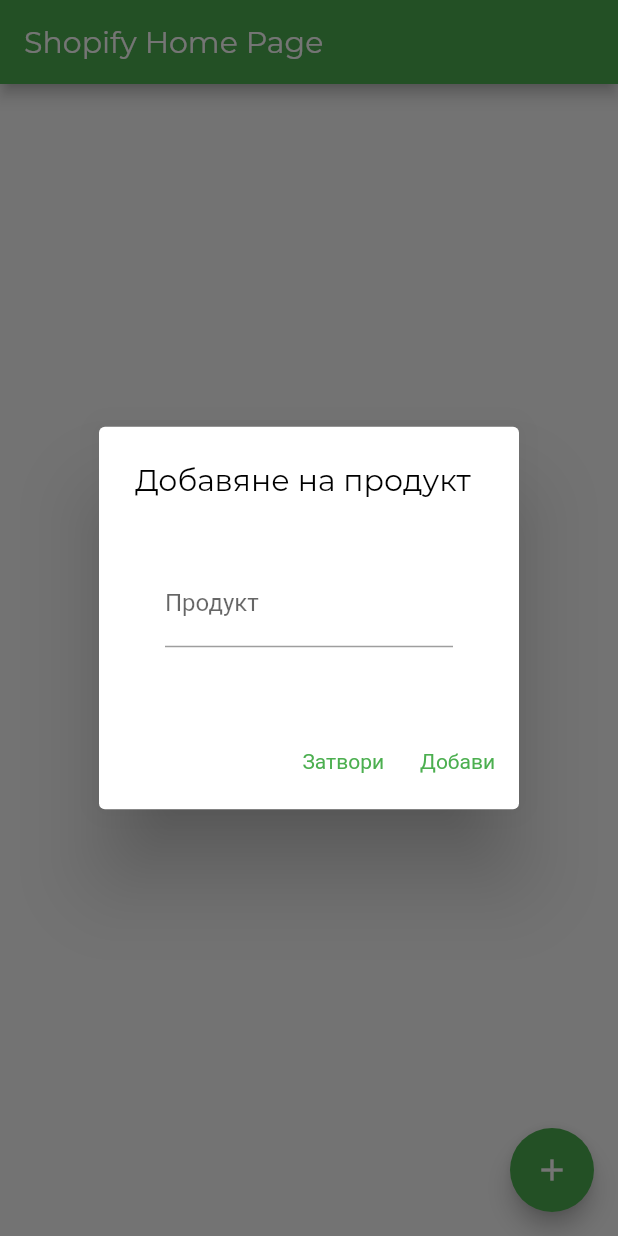
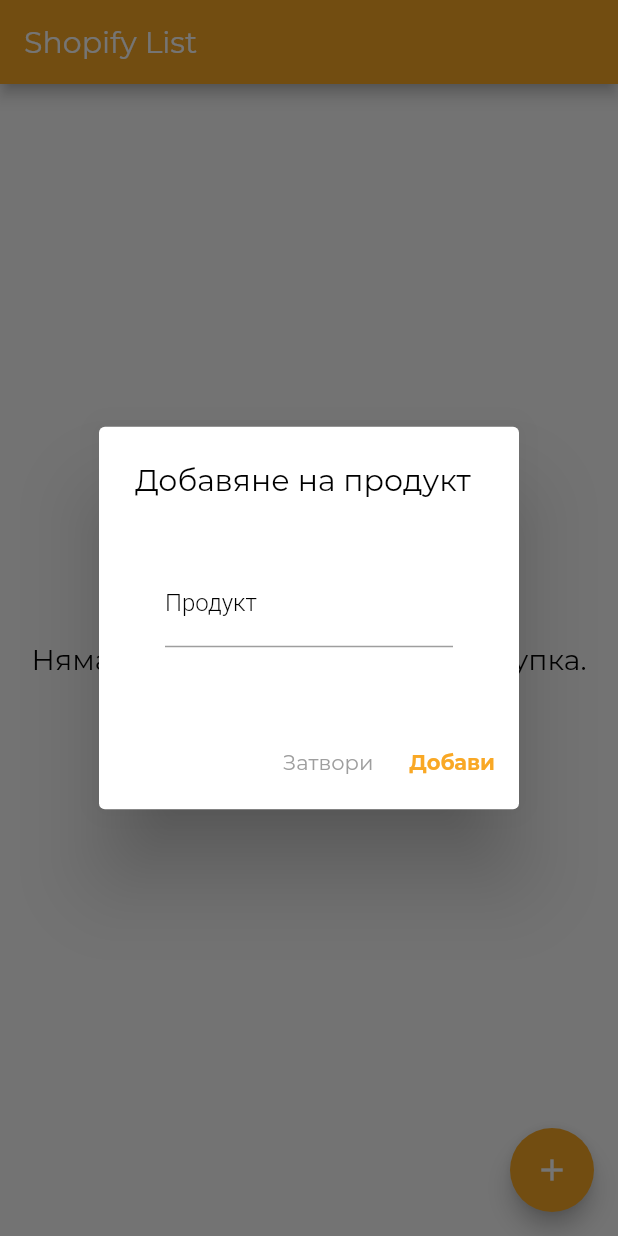
Before and after one commit to AJMitev/Shoppify, a Flutter app: the screen it shows after launch, after a tap on the "add" icon, on a phone screen of 412 x 824 dp. Run offline on Flutter 3.47's test engine with Material 2 defaults, Android fonts, the phone set to English and light mode, and no system bars; our stand-ins replace flutter_dotenv, supabase; accounts and stored records are empty.

Commit message:
Update styles, project icon and some improvements

```diff
--- a/lib/app.dart
+++ b/lib/app.dart
@@ -1,6 +1,6 @@
 import 'package:flutter/material.dart';
 import 'package:shoppify/items_list.dart';
-import 'styles.dart';
+import 'constants/styles.dart';
 
 class App extends StatelessWidget {
   // This widget is the root of your application.
@@ -9,11 +9,12 @@ class App extends StatelessWidget {
     return MaterialApp(
       title: 'Shopify',
       theme: ThemeData(
-          primarySwatch: Colors.green,
+          buttonColor: Styles.primaryColor,
+          primaryColor: Styles.primaryColor,
           appBarTheme: AppBarTheme(
               textTheme: TextTheme(headline6: Styles.AppBarTextStype)),
           textTheme: TextTheme(headline6: Styles.TitleTextStype)),
-      home: ItemsListPage(title: 'Shopify Home Page'),
+      home: ItemsListPage(title: 'Shopify List'),
     );
   }
 }
--- /dev/null
+++ b/lib/constants/styles.dart
@@ -0,0 +1,72 @@
+import 'package:flutter/material.dart';
+
+class Styles {
+  static const String FontName = 'Montserrat';
+  static const double LargeTextSize = 26.0;
+  static const double MediumTextSize = 20.0;
+  static const double BodyTextSize = 16.0;
+
+  static const TextStyle AppBarTextStype = TextStyle(
+      fontFamily: FontName,
+      fontWeight: FontWeight.w300,
+      fontSize: MediumTextSize,
+      color: Colors.white);
+
+  static const TextStyle TitleTextStype = TextStyle(
+      fontFamily: FontName,
+      fontWeight: FontWeight.w300,
+      fontSize: MediumTextSize,
+      color: Colors.black);
+
+  static const TextStyle NoItemsTitleTextStype = TextStyle(
+      fontFamily: FontName,
+      fontWeight: FontWeight.w300,
+      fontSize: 19.0,
+      fontStyle: FontStyle.normal,
+      color: Colors.black);
+
+  static const TextStyle BoughtItemTextStyle = TextStyle(
+      fontFamily: FontName,
+      fontWeight: FontWeight.w200,
+      fontStyle: FontStyle.italic,
+      fontSize: MediumTextSize,
+      color: Colors.black,
+      decoration: TextDecoration.lineThrough);
+
+  static const TextStyle ItemTextStyle = TextStyle(
+      fontFamily: FontName,
+      fontWeight: FontWeight.w300,
+      fontSize: MediumTextSize,
+      color: Colors.black,
+      decoration: TextDecoration.none);
+
+  static final TextStyle primaryButtonTextStyle = TextStyle(
+    fontFamily: FontName,
+    fontWeight: FontWeight.bold,
+    color: Colors.yellow.shade800,
+  );
+
+  static final TextStyle cancelButtonTextStyle = TextStyle(
+    fontFamily: FontName,
+    fontWeight: FontWeight.normal,
+    color: Colors.grey,
+  );
+
+  static const TextStyle InputHintTextStyle = TextStyle(
+      color: Colors.grey,
+      fontStyle: FontStyle.italic,
+      fontWeight: FontWeight.w100);
+
+  static const TextStyle InputLabelTextStyle = TextStyle(
+      color: Colors.black,
+      fontStyle: FontStyle.normal,
+      fontWeight: FontWeight.w300);
+
+  static final primaryColor = Colors.yellow.shade800;
+
+  static final cancelButton = TextButton.styleFrom(
+      primary: Colors.grey, textStyle: cancelButtonTextStyle);
+
+  static final primaryButton = TextButton.styleFrom(
+      primary: primaryColor, textStyle: primaryButtonTextStyle);
+}
--- a/lib/items_list.dart
+++ b/lib/items_list.dart
@@ -1,7 +1,6 @@
 import 'package:flutter/material.dart';
 import 'package:shoppify/models/item.dart';
-import 'package:uuid/uuid.dart';
-import 'styles.dart';
+import 'constants/styles.dart';
 
 class ItemsListPage extends StatefulWidget {
   ItemsListPage({Key? key, required this.title}) : super(key: key);
@@ -31,14 +30,23 @@ class _ItemsListPageState extends State<ItemsListPage> {
       body: _buildBody(),
       floatingActionButton: FloatingActionButton(
         onPressed: _addItem,
-        child: Icon(Icons.add),
+        backgroundColor: Styles.primaryColor,
+        child: Icon(
+          Icons.add,
+          color: Colors.white,
+        ),
       ),
     );
   }
 
   Widget _buildBody() {
     if (this._items.length == 0) {
-      return Center(child: const Text('Няма добавени продукти за покупка.'));
+      return Center(
+          child: const Text(
+        'Няма добавени продукти за покупка.',
+        textAlign: TextAlign.center,
+        style: Styles.NoItemsTitleTextStype,
+      ));
     }
 
     return RefreshIndicator(
@@ -86,7 +94,7 @@ class _ItemsListPageState extends State<ItemsListPage> {
         tileColor: Colors.grey.shade100,
         leading: Icon(
           item.isBought ? Icons.check_box : Icons.check_box_outline_blank,
-          color: item.isBought ? Colors.green.shade300 : null,
+          color: item.isBought ? Styles.primaryColor : null,
         ),
         onTap: () => _changeItemBoughtStatus(item));
   }
@@ -108,9 +116,11 @@ class _ItemsListPageState extends State<ItemsListPage> {
   }
 
   _removeItem(String itemId, int index) async {
+    setState(() {
       this._items.removeAt(index);
+    });
+
     await Item.remove(itemId);
-    // this._loadItems();
   }
 
   _addItem() {
@@ -118,27 +128,45 @@ class _ItemsListPageState extends State<ItemsListPage> {
         context: context,
         builder: (context) => new AlertDialog(
               title: const Text('Добавяне на продукт'),
-              content: new Column(
+              content: _buildAddItemContent(),
+              actions: _buildCreateDialogButtons(),
+            ));
+  }
+
+  Widget _buildAddItemContent() {
+    return new Column(
       mainAxisSize: MainAxisSize.min,
       crossAxisAlignment: CrossAxisAlignment.start,
       children: <Widget>[
         Padding(
           padding: EdgeInsets.all(20),
           child: TextField(
+              keyboardType: TextInputType.text,
+              cursorColor: Styles.primaryColor,
               controller: this._itemAddController,
-                      decoration: InputDecoration(
-                        border: UnderlineInputBorder(),
-                        labelText: 'Продукт',
-                      ),
-                    ),
+              decoration: _buildInputDecorator()),
         )
       ],
+    );
+  }
+
+  InputDecoration _buildInputDecorator() {
+    return InputDecoration(
+        hintText: 'Чушки',
+        hintStyle: Styles.InputHintTextStyle,
+        labelText: 'Продукт',
+        labelStyle: Styles.InputLabelTextStyle,
+        focusedBorder: OutlineInputBorder(
+          borderSide: BorderSide(color: Styles.primaryColor, width: 1.0),
         ),
-              actions: <Widget>[
+        hoverColor: Styles.primaryColor);
+  }
+
+  List<Widget> _buildCreateDialogButtons() {
+    return <Widget>[
       _buildButton('Затвори', _closeDialog, Styles.cancelButton),
       _buildButton('Добави', _addNewItemToBuy, Styles.primaryButton)
-              ],
-            ));
+    ];
   }
 
   _addNewItemToBuy() async {
@@ -146,7 +174,10 @@ class _ItemsListPageState extends State<ItemsListPage> {
       return;
     }
 
-    final itemName = this._itemAddController.text;
+    String itemName = this._itemAddController.text;
+    var firstChar = itemName[0];
+    itemName = itemName.replaceFirst(firstChar, firstChar.toUpperCase());
+
     if (this
             ._items
             .where((element) =>
@@ -160,9 +191,11 @@ class _ItemsListPageState extends State<ItemsListPage> {
     this._itemAddController.text = "";
     final createdItem = Item(itemName);
 
+    this._items.add(createdItem);
     this._changeItemPositionToEdge(createdItem);
 
     await Item.addNew(createdItem);
+
     Navigator.of(context).pop();
   }
 
@@ -195,9 +228,6 @@ class _ItemsListPageState extends State<ItemsListPage> {
 
   _changeItemPositionToEdge(Item item) {
     setState(() {
-      int lastIndex = this._items.length - 1;
-      this._items.remove(item);
-      this._items.insert(lastIndex, item);
       this._items.sort();
     });
   }
--- a/lib/models/item.dart
+++ b/lib/models/item.dart
@@ -1,8 +1,6 @@
-import 'dart:developer';
-
 import 'package:supabase/supabase.dart';
 import 'package:uuid/uuid.dart';
-import '../database.dart';
+import 'database.dart';
 
 class Item implements Comparable<Item> {
   String id = Uuid().v4();
--- a/lib/styles.dart
+++ /dev/null
@@ -1,40 +0,0 @@
-import 'package:flutter/material.dart';
-
-class Styles {
-  static const String FontName = 'Montserrat';
-  static const double LargeTextSize = 26.0;
-  static const double MediumTextSize = 20.0;
-  static const double BodyTextSize = 16.0;
-
-  static const TextStyle AppBarTextStype = TextStyle(
-      fontFamily: FontName,
-      fontWeight: FontWeight.w300,
-      fontSize: MediumTextSize,
-      color: Colors.white);
-
-  static const TextStyle TitleTextStype = TextStyle(
-      fontFamily: FontName,
-      fontWeight: FontWeight.w300,
-      fontSize: MediumTextSize,
-      color: Colors.black);
-
-  static const TextStyle BoughtItemTextStyle = TextStyle(
-      fontFamily: FontName,
-      fontWeight: FontWeight.w200,
-      fontStyle: FontStyle.italic,
-      fontSize: MediumTextSize,
-      color: Colors.black,
-      decoration: TextDecoration.lineThrough);
-
-  static const TextStyle ItemTextStyle = TextStyle(
-      fontFamily: FontName,
-      fontWeight: FontWeight.w300,
-      fontSize: MediumTextSize,
-      color: Colors.black,
-      decoration: TextDecoration.none);
-
-  static final cancelButton =
-      TextButton.styleFrom(textStyle: TextStyle(color: Colors.grey));
-  static final primaryButton =
-      TextButton.styleFrom(textStyle: TextStyle(color: Colors.green.shade300));
-}
--- a/pubspec.yaml
+++ b/pubspec.yaml
@@ -1,5 +1,5 @@
 name: shoppify
-description: A new Flutter project.
+description: A simplify shopping.
 
 # The following line prevents the package from being accidentally published to
 # pub.dev using `pub publish`. This is preferred for private packages.
```
Also changed, not shown: lib/models/database.dart (renamed from lib/database.dart), 26 other files. Lines whose indentation alone changed are shown as unchanged.
